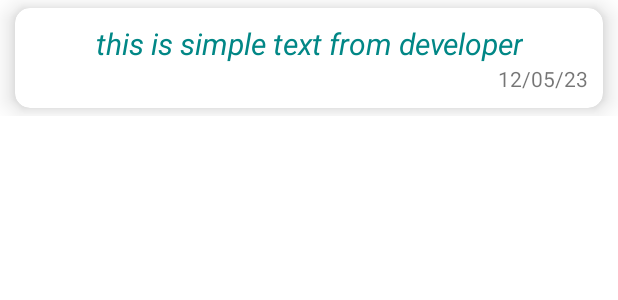
After one commit to Syed-Bipul-Rahman/NoteVerse, an Android app: the layout notes_layout.xml on its own in the app's theme, with its tools: preview values and no code run, on a phone screen of 412 x 824 dp. The commit adds this screen. Shown: the top 300 px of the screen. Run offline under Robolectric (Android 15) with nearby library versions, the phone set to English and light mode, and no system bars.

Commit message:
Add: show all notes from activity

```diff
--- a/app/src/main/res/layout/activity_main.xml
+++ b/app/src/main/res/layout/activity_main.xml
@@ -51,7 +51,7 @@
                 <TextView
                     android:layout_width="wrap_content"
                     android:layout_height="wrap_content"
-                    android:text="Show Quotes"
+                    android:text="Quotes"
                     android:textColor="@color/orange"
                     android:textSize="18sp" />
 
@@ -105,6 +105,7 @@
         android:weightSum="2">
 
         <androidx.cardview.widget.CardView
+            android:id="@+id/editnotes"
             android:layout_width="0dp"
             android:layout_height="wrap_content"
             android:layout_margin="10dp"
@@ -139,6 +140,7 @@
         </androidx.cardview.widget.CardView>
 
         <androidx.cardview.widget.CardView
+            android:id="@+id/deletenotes"
             android:layout_width="0dp"
             android:layout_height="wrap_content"
             android:layout_margin="10dp"
@@ -184,6 +186,7 @@
         android:weightSum="2">
 
         <androidx.cardview.widget.CardView
+            android:id="@+id/shownotes"
             android:layout_width="0dp"
             android:layout_height="wrap_content"
             android:layout_margin="10dp"
@@ -218,6 +221,7 @@
         </androidx.cardview.widget.CardView>
 
         <androidx.cardview.widget.CardView
+            android:id="@+id/sharenotes"
             android:layout_width="0dp"
             android:layout_height="wrap_content"
             android:layout_margin="10dp"
--- /dev/null
+++ b/app/src/main/res/layout/notes_layout.xml
@@ -0,0 +1,47 @@
+<?xml version="1.0" encoding="utf-8"?>
+<LinearLayout xmlns:android="http://schemas.android.com/apk/res/android"
+    xmlns:app="http://schemas.android.com/apk/res-auto"
+    android:layout_width="match_parent"
+    android:layout_height="wrap_content"
+android:id="@+id/linearlayoutforcl"
+    android:orientation="vertical">
+
+    <androidx.cardview.widget.CardView
+        android:layout_width="match_parent"
+        android:layout_height="match_parent"
+        android:layout_marginLeft="10dp"
+        android:layout_marginTop="5dp"
+        android:layout_marginRight="10dp"
+        android:layout_marginBottom="5dp"
+        android:padding="10dp"
+        app:cardCornerRadius="10dp"
+        app:cardElevation="10dp">
+
+        <LinearLayout
+            android:layout_width="match_parent"
+            android:layout_height="match_parent"
+            android:orientation="vertical"
+            android:padding="10dp">
+
+            <TextView
+                android:id="@+id/notetext"
+                android:layout_width="wrap_content"
+                android:layout_height="wrap_content"
+                android:layout_gravity="center"
+                android:gravity="center"
+                android:text="this is simple text from developer"
+                android:textColor="@color/teal_700"
+                android:textSize="20sp"
+                android:textStyle="italic" />
+
+            <TextView
+                android:id="@+id/datetext"
+                android:layout_width="wrap_content"
+                android:layout_height="wrap_content"
+                android:layout_gravity="end"
+                android:gravity="end"
+                android:text="12/05/23"
+                android:textAlignment="textEnd" />
+        </LinearLayout>
+    </androidx.cardview.widget.CardView>
+</LinearLayout>
```
Also changed, not shown: app/src/main/AndroidManifest.xml (+8 -0 lines), app/src/main/java/com/classwork/onlinenotebook/Adapters/RecyclerAdapters.java (added, +76 -0 lines), app/src/main/java/com/classwork/onlinenotebook/ApiClient.java (added, +31 -0 lines), app/src/main/java/com/classwork/onlinenotebook/ApiInterface.java (+18 -0 lines), app/src/main/java/com/classwork/onlinenotebook/models/AddNotes.java (+3 -23 lines), app/src/main/java/com/classwork/onlinenotebook/models/AllNotes.java (added, +37 -0 lines), app/src/main/java/com/classwork/onlinenotebook/responses/AddResponse.java (added, +27 -0 lines), app/src/main/java/com/classwork/onlinenotebook/responses/GetNotesResponse.java (added, +41 -0 lines), app/src/main/java/com/classwork/onlinenotebook/views/MainActivity.java (+6 -1 lines), app/src/main/java/com/classwork/onlinenotebook/views/ShowAllNotes.java (added, +97 -0 lines), app/src/main/res/layout/activity_show_all_notes.xml (added, +13 -0 lines).
